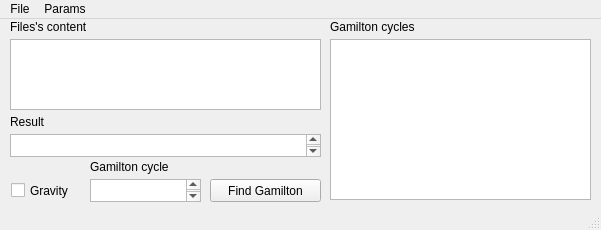
Nn0wn/garbage, file incedent_tree/mainwindow.ui: the form before one commit.
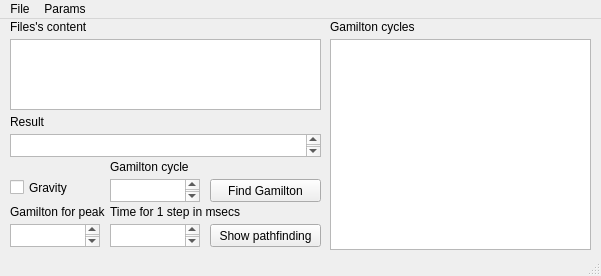
The form after the commit.

The edit to the form file:
```diff
--- a/incedent_tree/mainwindow.ui
+++ b/incedent_tree/mainwindow.ui
@@ -7,7 +7,7 @@
     <x>0</x>
     <y>0</y>
     <width>601</width>
-    <height>230</height>
+    <height>276</height>
    </rect>
   </property>
   <property name="windowTitle">
@@ -43,8 +43,8 @@
    <widget class="QCheckBox" name="checkBox">
     <property name="geometry">
      <rect>
-      <x>11</x>
-      <y>163</y>
+      <x>10</x>
+      <y>160</y>
       <width>60</width>
       <height>17</height>
      </rect>
@@ -101,7 +101,7 @@
       <x>330</x>
       <y>20</y>
       <width>261</width>
-      <height>161</height>
+      <height>211</height>
      </rect>
     </property>
    </widget>
@@ -121,9 +121,9 @@
    <widget class="QTextEdit" name="textEdit_4">
     <property name="geometry">
      <rect>
-      <x>90</x>
+      <x>110</x>
       <y>160</y>
-      <width>111</width>
+      <width>90</width>
       <height>23</height>
      </rect>
     </property>
@@ -131,7 +131,7 @@
    <widget class="QLabel" name="label_4">
     <property name="geometry">
      <rect>
-      <x>90</x>
+      <x>110</x>
       <y>140</y>
       <width>141</width>
       <height>16</height>
@@ -141,6 +141,65 @@
      <string>Gamilton cycle</string>
     </property>
    </widget>
+   <widget class="QLabel" name="label_5">
+    <property name="geometry">
+     <rect>
+      <x>10</x>
+      <y>185</y>
+      <width>141</width>
+      <height>16</height>
+     </rect>
+    </property>
+    <property name="text">
+     <string>Gamilton for peak</string>
+    </property>
+   </widget>
+   <widget class="QPushButton" name="pushButton_2">
+    <property name="geometry">
+     <rect>
+      <x>210</x>
+      <y>205</y>
+      <width>111</width>
+      <height>23</height>
+     </rect>
+    </property>
+    <property name="text">
+     <string>Show pathfinding</string>
+    </property>
+   </widget>
+   <widget class="QTextEdit" name="textEdit_5">
+    <property name="geometry">
+     <rect>
+      <x>10</x>
+      <y>205</y>
+      <width>90</width>
+      <height>23</height>
+     </rect>
+    </property>
+   </widget>
+   <widget class="QTextEdit" name="textEdit_6">
+    <property name="geometry">
+     <rect>
+      <x>110</x>
+      <y>205</y>
+      <width>90</width>
+      <height>23</height>
+     </rect>
+    </property>
+   </widget>
+   <widget class="QLabel" name="label_6">
+    <property name="geometry">
+     <rect>
+      <x>110</x>
+      <y>185</y>
+      <width>141</width>
+      <height>16</height>
+     </rect>
+    </property>
+    <property name="text">
+     <string>Time for 1 step in msecs</string>
+    </property>
+   </widget>
   </widget>
   <widget class="QStatusBar" name="statusBar"/>
   <widget class="QMenuBar" name="menuBar">
```
